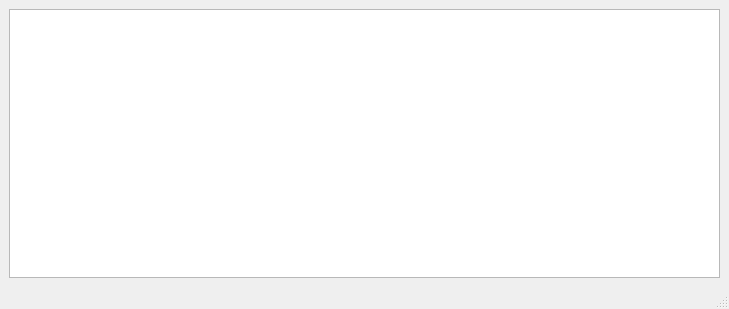
Qt form main.ui (IntroSpace/git_last_dayyy) before a commit.
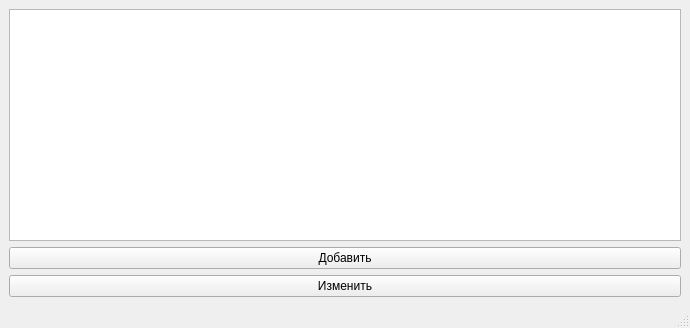
The same form after that commit.

```diff
--- a/main.ui
+++ b/main.ui
@@ -6,8 +6,8 @@
    <rect>
     <x>0</x>
     <y>0</y>
-    <width>729</width>
-    <height>309</height>
+    <width>690</width>
+    <height>328</height>
    </rect>
   </property>
   <property name="windowTitle">
@@ -15,9 +15,23 @@
   </property>
   <widget class="QWidget" name="centralwidget">
    <layout class="QGridLayout" name="gridLayout">
-    <item row="0" column="0">
+    <item row="1" column="0" colspan="3">
      <widget class="QTableWidget" name="tableWidget"/>
     </item>
+    <item row="3" column="0" colspan="3">
+     <widget class="QPushButton" name="add_btn">
+      <property name="text">
+       <string>Добавить</string>
+      </property>
+     </widget>
+    </item>
+    <item row="4" column="0" colspan="3">
+     <widget class="QPushButton" name="edit_btn">
+      <property name="text">
+       <string>Изменить</string>
+      </property>
+     </widget>
+    </item>
    </layout>
   </widget>
   <widget class="QStatusBar" name="statusbar"/>
```
Left out of the diff: 2 changed lines with no effect on the pictures.
